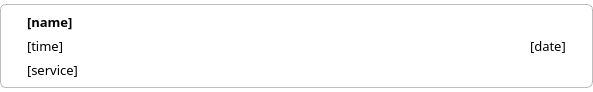
Before: the Qt Designer form ui/item_appointments.ui in karlito20/AdoraFlowProject, drawn with Qt 5.
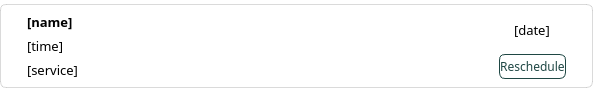
After: the same form once the commit is applied.

Patch:
```diff
--- a/ui/item_appointments.ui
+++ b/ui/item_appointments.ui
@@ -10,6 +10,12 @@
     <height>77</height>
    </rect>
   </property>
+  <property name="maximumSize">
+   <size>
+    <width>16777215</width>
+    <height>77</height>
+   </size>
+  </property>
   <property name="palette">
    <palette>
     <active>
@@ -499,15 +505,18 @@
     <widget class="QWidget" name="apt_details_container" native="true">
      <property name="styleSheet">
       <string notr="true">#apt_details_container {
-	background: white;
-	border: 1px solid rgba(90, 90, 90, 100);
+	border: 1px solid rgba(150, 150, 150, 90);
 	border-radius: 6px;
+	background: white;
 
 }
 
 #apt_details_container:hover {
 	border: 1px solid #4DB2AA;
-}</string>
+
+}
+
+ </string>
      </property>
      <layout class="QHBoxLayout" name="horizontalLayout">
       <property name="spacing">
@@ -599,7 +608,7 @@
       <item>
        <widget class="QWidget" name="date_container" native="true">
         <layout class="QVBoxLayout" name="verticalLayout_3">
-         <item alignment="Qt::AlignmentFlag::AlignRight|Qt::AlignmentFlag::AlignVCenter">
+         <item alignment="Qt::AlignmentFlag::AlignHCenter|Qt::AlignmentFlag::AlignVCenter">
           <widget class="QLabel" name="date_label">
            <property name="font">
             <font>
@@ -616,6 +625,48 @@
            </property>
           </widget>
          </item>
+         <item>
+          <widget class="QPushButton" name="resched_button">
+           <property name="maximumSize">
+            <size>
+             <width>80</width>
+             <height>25</height>
+            </size>
+           </property>
+           <property name="font">
+            <font>
+             <family>Slate</family>
+            </font>
+           </property>
+           <property name="cursor">
+            <cursorShape>PointingHandCursor</cursorShape>
+           </property>
+           <property name="styleSheet">
+            <string notr="true">#resched_button {
+	background: white;
+	border-radius: 6px;
+	border: 1px solid #1F4744;
+	color: #1F4744;
+
+}
+
+#resched_button:hover {
+	background: #2E6B66;
+	color: white;
+	border: 1px solid #367D77;
+}
+
+#resched_button:pressed {
+	background: #DBF0EE;
+	border: 1px solid #1F4744;
+	color: #1F4744;
+}</string>
+           </property>
+           <property name="text">
+            <string>Reschedule</string>
+           </property>
+          </widget>
+         </item>
         </layout>
        </widget>
       </item>
```
